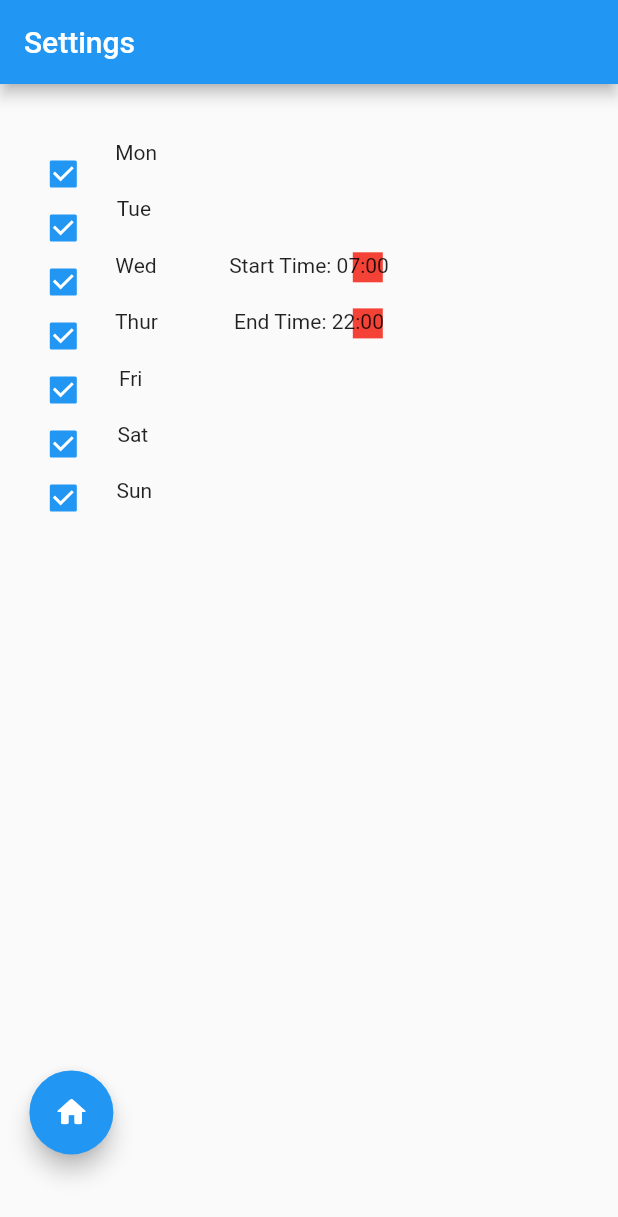
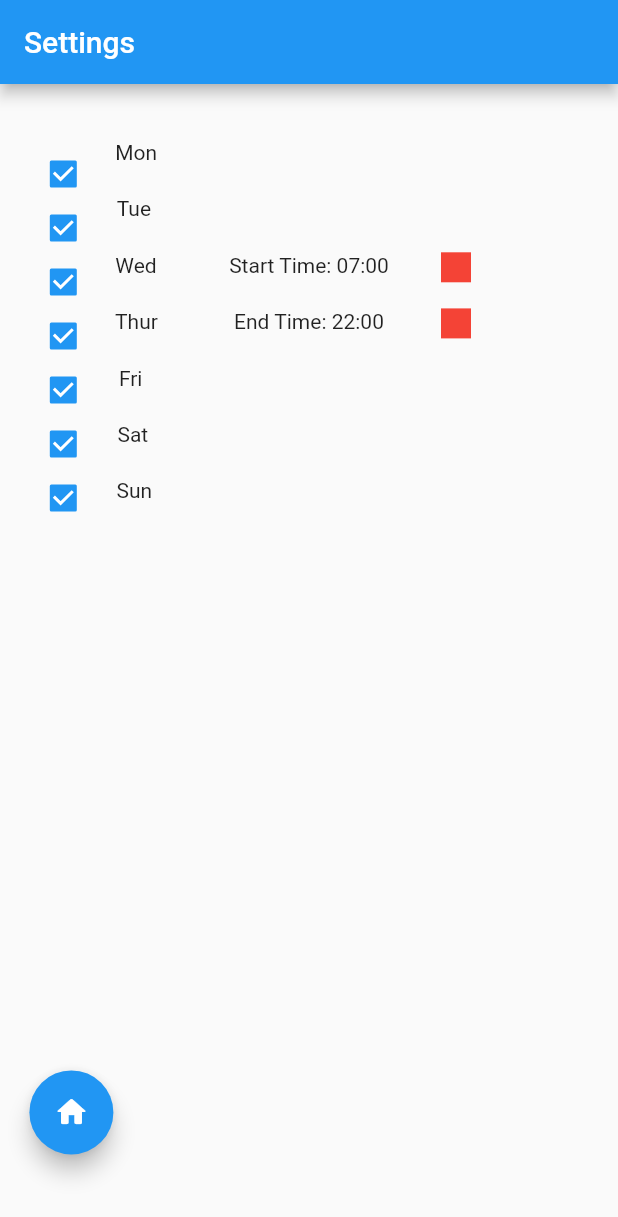
Before and after one commit to benj224/NEA-Final-Rev, a Flutter app: the Settings screen opened directly, on a phone screen of 412 x 824 dp. Shown: the top 1217 px of the screen. Run offline on Flutter 3.47's test engine with Material 2 defaults, Android fonts, the phone set to English and light mode, and no system bars; our stand-ins replace awesome_notifications, flutter_spinbox, hive_flutter, shared_preferences; missing offline and left inert: giffy_dialog, workmanager; accounts and stored records are empty.

Commit message:
Fuckin done

```diff
--- a/lib/classes.dart
+++ b/lib/classes.dart
@@ -166,6 +166,9 @@ List<Widget> loadPacks(){
 
 ///load json from storage
   String? pcks = globals.pref.getString("packs");///using globals so that function no asyncronus
+  if(pcks == null){
+    pcks = "{}";
+  }
   List<HivePack> packs = [];
   packs = pcksFromJson(pcks);
 
--- a/lib/createpack.dart
+++ b/lib/createpack.dart
@@ -1,4 +1,3 @@
-
 import 'dart:developer';
 
 
--- a/lib/globals.dart
+++ b/lib/globals.dart
@@ -1,8 +1,7 @@
 import 'package:shared_preferences/shared_preferences.dart';
-
 import 'classes.dart';
 
-
+///seperate file used for directory wide globals variables
 late Function requestUserPermission;
 List<HiveQuestion> questions = [];
 Question? newQuestion = null;
--- a/lib/main.dart
+++ b/lib/main.dart
@@ -14,8 +14,9 @@ import 'home.dart';
 
 
 
-///TODO add box ot change frequesncy of pack
 ///TODO add sort by filter
+///TODO sort settings page
+///
 
 
 
--- a/lib/settings.dart
+++ b/lib/settings.dart
@@ -147,7 +147,7 @@ class _SettingsState extends State<Settings> {
 
           ///Chose minimum time
           Align(
-            alignment: FractionalOffset(0.6, 0.15),
+            alignment: FractionalOffset(0.75, 0.15),
             child: GestureDetector(
               onTap: () async {
                 final TimeOfDay? newStart = await showTimePicker(
@@ -177,7 +177,7 @@ class _SettingsState extends State<Settings> {
 
           ///chose maximum time
           Align(
-            alignment: FractionalOffset(0.6, 0.2),
+            alignment: FractionalOffset(0.75, 0.2),
             child: GestureDetector(
                 onTap: () async {
                   final TimeOfDay? newEnd = await showTimePicker(
```
